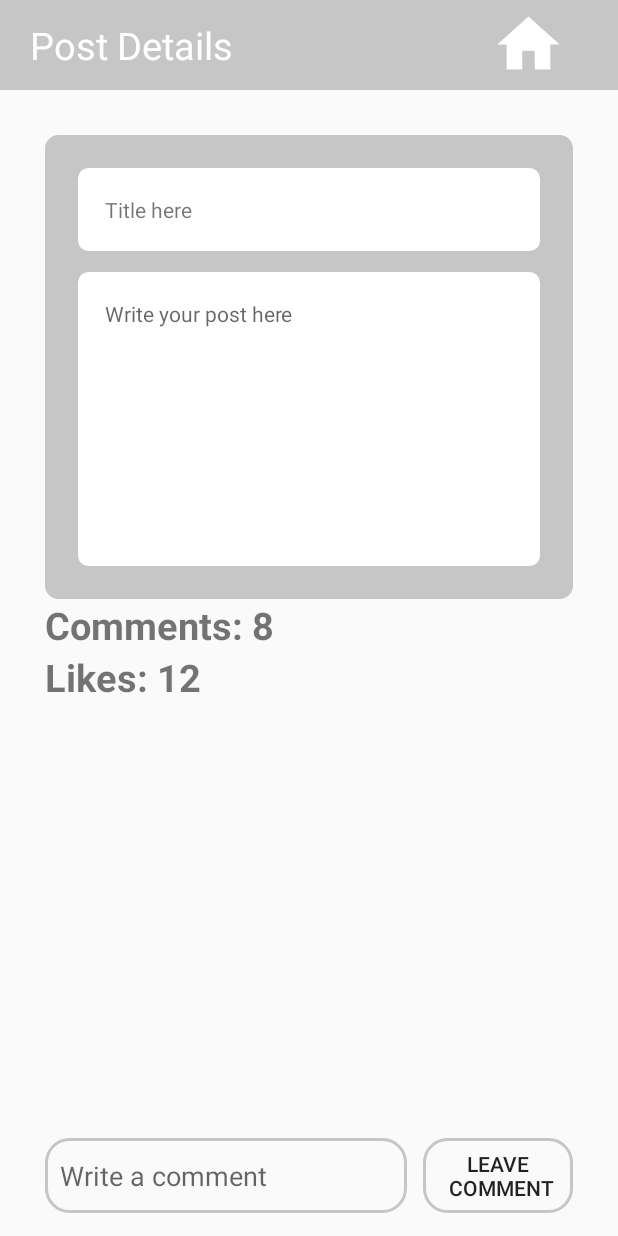
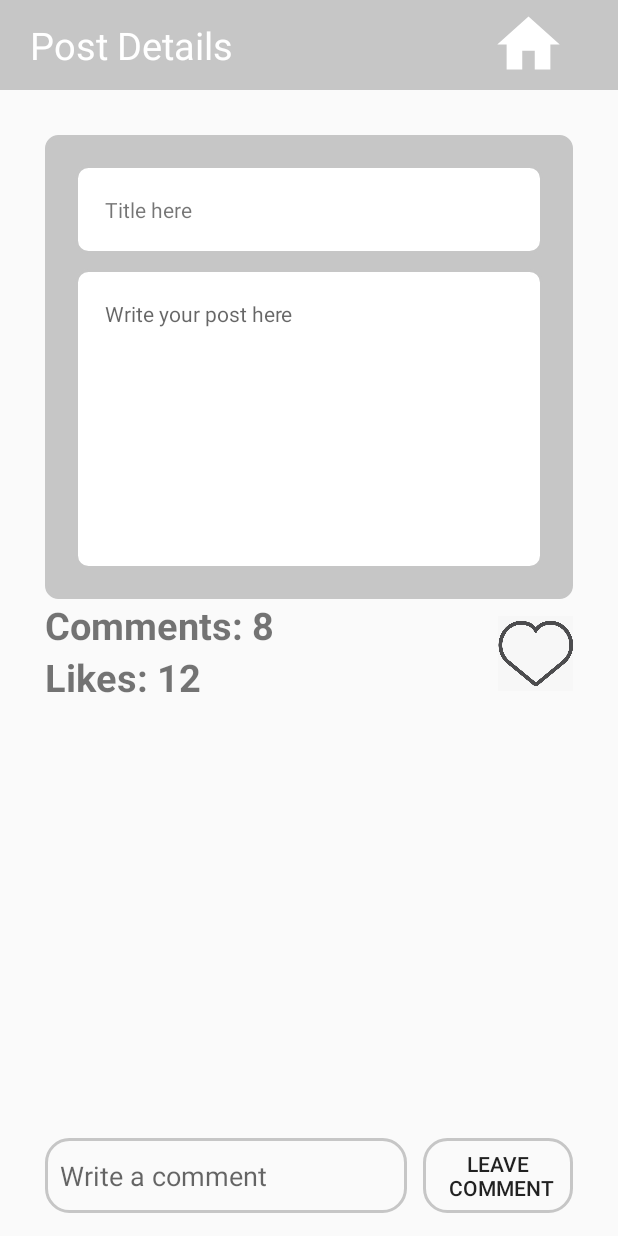
Before and after one commit to Abdulrauof-AlArfaj/SocialMediaProjectKK, an Android app: the DetailsActivity screen opened directly, with no data from a screen before it, after a tap on an icon or button, on a phone screen of 412 x 824 dp. Run offline under Robolectric (Android 15) with nearby library versions, the phone set to English and light mode, and no system bars; 4 statements that could not run were skipped.

Commit message:
Add the like part, and I've modified the properties of Recycler's comment view.

```diff
--- a/app/build.gradle
+++ b/app/build.gradle
@@ -50,7 +50,7 @@ dependencies {
     implementation 'com.squareup.retrofit2:retrofit:2.9.0'
     implementation 'com.squareup.retrofit2:converter-gson:2.9.0'
     implementation 'com.squareup.okhttp3:logging-interceptor:5.0.0-alpha.10'
-    implementation 'com.squareup.okhttp3:logging-interceptor:4.2.2'
+    implementation 'com.squareup.okhttp3:logging-interceptor:5.0.0-alpha.10'
 
 
     //CircleImageView
--- a/app/src/main/java/com/example/socialmediaprojectkk/Data/PostItem.kt
+++ b/app/src/main/java/com/example/socialmediaprojectkk/Data/PostItem.kt
@@ -11,7 +11,7 @@ data class PostItem(
     @SerializedName("id")
     val id: Int, // 1
     @SerializedName("likes")
-    val likes: String, // Almin, Tina, Zoe,omar
+    var likes: String, // Almin, Tina, Zoe,omar
     @SerializedName("text")
     val text: String, // Talk about the metaverse seems to be everywhere these days. Major news networks have been doing stories on it, and I see a new article every day. We've even had movies about it, and there are books that predicted it long before we had the technology...I can't help but get excited about the possibilities, but then there is always that dystopian version of it that makes me rethink my stance.How do you guys picture it all working out? What is your vision of the metaverse?
     @SerializedName("title")
--- a/app/src/main/java/com/example/socialmediaprojectkk/DetailsActivity.kt
+++ b/app/src/main/java/com/example/socialmediaprojectkk/DetailsActivity.kt
@@ -1,5 +1,6 @@
 package com.example.socialmediaprojectkk
 
+import android.content.Intent
 import androidx.appcompat.app.AppCompatActivity
 import android.os.Bundle
 import android.util.Log
@@ -16,23 +17,29 @@ import retrofit2.Response
 class DetailsActivity : AppCompatActivity() {
     lateinit var binding:ActivityDetailsBinding
 
-    private lateinit var commentList: List<String>
+    private lateinit var commentsAdapter: CommentsAdapter
 
-    private lateinit var commentsAdapter: CommentsAdapter
+    private lateinit var commentList: List<String>//split comments
+    private lateinit var likeList: List<String>//split likes
+    lateinit var likesList:ArrayList<String>//trim likes
 
     lateinit var posts:PostItem
     private var primaryKey=0
     //Set username
-    private var username:String?=null
+    private var username="eman"
 
     private val apiInterface by lazy { APIClient().getClinet()?.create(APIinterface::class.java) }
 
+    /*<!--------------------------------------------------------------------------------------------------!>*/
 
     override fun onCreate(savedInstanceState: Bundle?) {
         super.onCreate(savedInstanceState)
         binding=ActivityDetailsBinding.inflate(layoutInflater)
         setContentView(binding.root)
+
         commentList= listOf()
+        likeList= listOf()
+        likesList= arrayListOf()
 
         commentsAdapter= CommentsAdapter()
         binding.commentsRv.adapter=commentsAdapter
@@ -56,19 +63,52 @@ class DetailsActivity : AppCompatActivity() {
         binding.apply {
 
             likeBtn.setOnClickListener {
-                   var like = username
-                   if(posts.likes.isNotEmpty()){
-                      like = posts.likes+", $username"
-                   }else{
+                //List to split likes name
+                likeList = posts.likes.trim().split(",")
 
-                   }
-                  updatePost(PostItem(posts.comments,posts.id,like!!,posts.text,posts.title,posts.user), true)
+                //CLEAR ARRAY AND ADD THE NEW USERS NAMES THAT LIKED THE POST
+                likesList.clear()
+                likesList.addAll(likeList)
 
+                Log.d("LikesList", "Remove: $likesList")
+                if (likesList.contains(username)) {
+                    //remove user from list
+                    likesList.remove(username)
+                    //convert Array elements to string
+                    var likes = likesList.joinToString(",")
+                    posts.likes = likes
+                    binding.likeBtn.setImageResource(R.drawable.like1)
+                    Toast.makeText(this@DetailsActivity, "Post Unliked", Toast.LENGTH_SHORT).show()
+                    updatePost(posts, false)
+                } else {
+                    var like = username
+                    if (posts.likes.isNotEmpty()) {
+                        like = posts.likes + ",$username"
+                    }
+                    updatePost(
+                        PostItem(
+                            posts.comments,
+                            posts.id,
+                            like!!,
+                            posts.text,
+                            posts.title,
+                            posts.user
+                        ), true
+                    )
                 }
+            }
+            homeBtn.setOnClickListener {
+                var MainIntent= Intent(this@DetailsActivity,MainActivity::class.java)
+                startActivity(MainIntent)
+                finish()
+            }
+        }
+    }
+    /*<!--------------------------------------------------------------------------------------------------!>*/
 
-        }
 
-    }
+
+    //Get Content of the Post
     private fun getPost(pk:Int){
         if(pk != -1){
             //Get Items from API
@@ -92,6 +132,7 @@ class DetailsActivity : AppCompatActivity() {
 
     }
 
+    //Calculate the size of comment split list
     private fun CommentHandle(comments: String): Int {
         if(comments.isNotEmpty()){
             commentList = comments.split(",")
@@ -106,7 +147,7 @@ class DetailsActivity : AppCompatActivity() {
         }
         return 0
     }
-
+    //Calculate the size of likes split list
     private fun LikesHandle(likes: String): Int {
         if(likes.isNotEmpty()) {
             return likes.split(",").size
@@ -114,26 +155,23 @@ class DetailsActivity : AppCompatActivity() {
         return 0
     }
 
-
-
-
-
+    //Update Post either comment or like
     private fun updatePost(post: PostItem, like: Boolean){
         apiInterface?.updatePost(post.id,post)!!.enqueue(object: Callback<PostItem> {
             override fun onResponse(call: Call<PostItem>, response: Response<PostItem>) {
                 Log.d("MAIN", "Response: $response")
             }
             override fun onFailure(call: Call<PostItem>, t: Throwable) {
-                Toast.makeText(this@DetailsActivity, "Something went wrong", Toast.LENGTH_LONG).show()
+                Toast.makeText(this@DetailsActivity, "Something went wrong", Toast.LENGTH_SHORT).show()
                 Log.d("Post Details", "onFailure: ${t.message} ")
             }
         })
         if(like){
             binding.likeBtn.setImageResource(R.drawable.like)
-            Toast.makeText(this, "Post liked", Toast.LENGTH_LONG).show()
-        }else{
+            Toast.makeText(this, "Post liked", Toast.LENGTH_SHORT).show()
+        }else if(binding.commentEt.text.isNotEmpty()){
             binding.commentEt.text.clear()
-            Toast.makeText(this, "Comment added", Toast.LENGTH_LONG).show()
+            Toast.makeText(this, "Comment added", Toast.LENGTH_SHORT).show()
         }
         getPost(post.id)
     }
--- a/app/src/main/res/layout/activity_details.xml
+++ b/app/src/main/res/layout/activity_details.xml
@@ -103,6 +103,9 @@
         android:layout_height="0dp"
         android:padding="10dp"
         android:layout_marginStart="30dp"
+        tools:listitem="@layout/comments_row"
+        tools:itemCount="6"
+        app:layoutManager="androidx.recyclerview.widget.LinearLayoutManager"
         android:layout_marginEnd="30dp"
         app:layout_constraintTop_toBottomOf="@+id/likeCommLay"
         app:layout_constraintBottom_toTopOf="@+id/commentLay"
@@ -155,7 +158,7 @@
         app:layout_constraintEnd_toEndOf="parent"
         app:layout_constraintTop_toBottomOf="@+id/detailsLay"
         app:layout_constraintVertical_bias="0.569"
-        tools:src="@drawable/like1" />
+        app:srcCompat="@drawable/like1" />
     <LinearLayout
         android:id="@+id/barLay"
         android:layout_width="match_parent"
@@ -178,7 +181,7 @@
             android:textSize="25dp" />
 
         <ImageView
-            android:id="@+id/profileBtn"
+            android:id="@+id/homeBtn"
             android:layout_width="50dp"
             android:layout_height="50dp"
             android:layout_weight="1"
```
